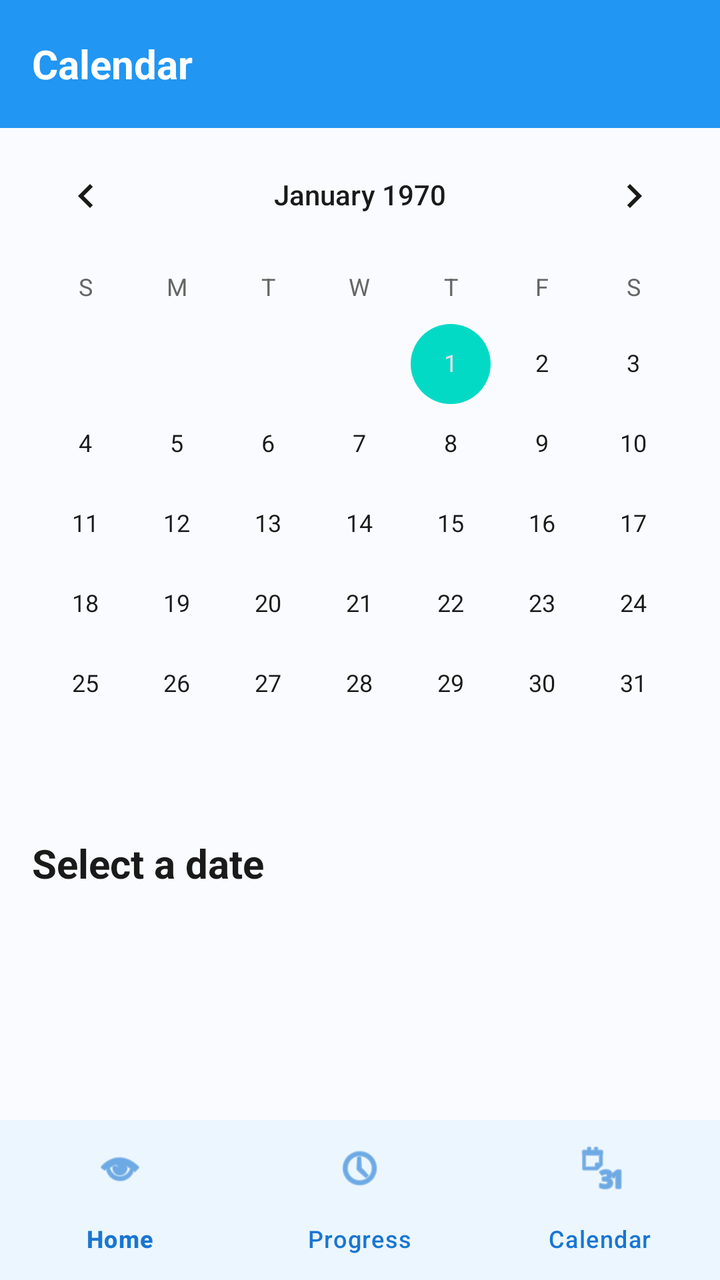
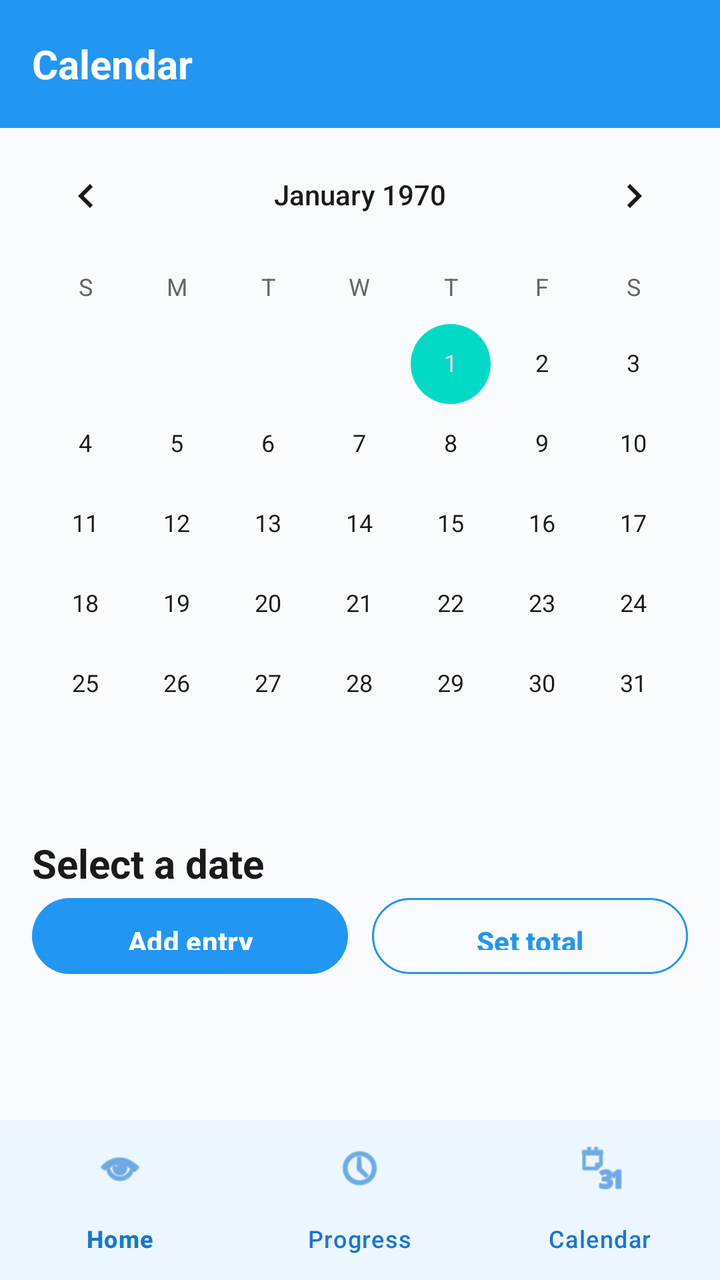

Screens rendered from an Android XML layout before and after an edit, with the pre-edit source and the edit as a unified diff.
<!-- AndroidManifest.xml: activity theme Theme.BrewLog -->
<!-- res/layout/activity_calendar.xml -->
<?xml version="1.0" encoding="utf-8"?>
<androidx.coordinatorlayout.widget.CoordinatorLayout xmlns:android="http://schemas.android.com/apk/res/android"
    xmlns:app="http://schemas.android.com/apk/res-auto"
    android:layout_width="match_parent"
    android:layout_height="match_parent">

    <com.google.android.material.appbar.AppBarLayout
        android:layout_width="match_parent"
        android:layout_height="wrap_content"
        android:background="@color/blue_500">

        <com.google.android.material.appbar.MaterialToolbar
            android:id="@+id/toolbar"
            android:layout_width="match_parent"
            android:layout_height="?attr/actionBarSize"
            android:background="@color/blue_500"
            app:title="Calendar"
            app:titleTextAppearance="@style/TextAppearance.BrewLog.Title"
            app:titleTextColor="@color/white" />

    </com.google.android.material.appbar.AppBarLayout>

    <LinearLayout
        android:layout_width="match_parent"
        android:layout_height="match_parent"
        android:orientation="vertical"
        app:layout_behavior="@string/appbar_scrolling_view_behavior">

        <CalendarView
            android:id="@+id/calendar_view"
            android:layout_width="match_parent"
            android:layout_height="wrap_content" />

        <LinearLayout
            android:layout_width="match_parent"
            android:layout_height="0dp"
            android:layout_weight="1"
            android:orientation="vertical"
            android:padding="16dp">

            <TextView
                android:id="@+id/tv_selected_date"
                android:layout_width="wrap_content"
                android:layout_height="wrap_content"
                android:text="Select a date"
                android:textAppearance="@style/TextAppearance.BrewLog.Title"
                android:textColor="@color/text_primary" />

            <androidx.recyclerview.widget.RecyclerView
                android:id="@+id/rv_day_entries"
                android:layout_width="match_parent"
                android:layout_height="0dp"
                android:layout_weight="1"
                android:nestedScrollingEnabled="true"
                />

            <com.google.android.material.button.MaterialButton
                android:id="@+id/btn_add_entry_for_day"
                android:layout_width="match_parent"
                android:layout_height="wrap_content"
                android:text="Add entry to this day"
                style="@style/Widget.BrewLog.Button" />
        </LinearLayout>
    </LinearLayout>

    <com.google.android.material.bottomnavigation.BottomNavigationView
        android:id="@+id/bottom_nav"
        android:layout_width="match_parent"
        android:layout_height="wrap_content"
        android:layout_gravity="bottom"
        android:background="@color/surface"
        app:menu="@menu/menu_bottom"
        app:itemIconTint="@color/blue_700"
        app:itemTextColor="@color/blue_700" />

</androidx.coordinatorlayout.widget.CoordinatorLayout>
<!-- resources referenced by this layout -->
<resources>
  <color name="blue_500">#2196F3</color>
  <color name="blue_700">#1976D2</color>
  <color name="surface">#FFFFFF</color>
  <color name="text_primary">#1A1A1A</color>
  <color name="white">#FFFFFF</color>
  <style name="TextAppearance.BrewLog.Title" parent="TextAppearance.Material3.TitleLarge">
          <item name="android:textColor">@color/text_primary</item>
          <item name="android:textSize">20sp</item>
          <item name="android:textStyle">bold</item>
      </style>
  <style name="Widget.BrewLog.Button" parent="Widget.Material3.Button">
          <item name="android:textColor">@color/white</item>
          <item name="backgroundTint">@color/blue_500</item>
          <item name="cornerRadius">24dp</item>
          <item name="android:paddingStart">24dp</item>
          <item name="android:paddingEnd">24dp</item>
          <item name="android:paddingTop">12dp</item>
          <item name="android:paddingBottom">12dp</item>
          <item name="android:textSize">14sp</item>
          <item name="android:textStyle">bold</item>
      </style>
  <color name="accent">#03DAC6</color>
  <color name="accent_dark">#018786</color>
  <color name="black">#000000</color>
  <color name="background">#FAFBFF</color>
  <color name="surface_variant">#F5F7FF</color>
  <color name="text_on_surface">#1A1A1A</color>
  <color name="text_secondary">#666666</color>
  <color name="text_hint">#BDBDBD</color>
  <color name="card_background">#FFFFFF</color>
  <style name="Widget.BrewLog.Button.Outlined" parent="Widget.Material3.Button.OutlinedButton">
          <item name="android:textColor">@color/blue_500</item>
          <item name="strokeColor">@color/blue_500</item>
          <item name="cornerRadius">24dp</item>
          <item name="android:paddingStart">24dp</item>
          <item name="android:paddingEnd">24dp</item>
          <item name="android:paddingTop">12dp</item>
          <item name="android:paddingBottom">12dp</item>
          <item name="android:textSize">14sp</item>
          <item name="android:textStyle">bold</item>
      </style>
  <style name="Widget.BrewLog.TextInputLayout.OutlinedBox" parent="Widget.Material3.TextInputLayout.OutlinedBox">
          <item name="boxBackgroundMode">filled</item>
          <item name="boxBackgroundColor">@color/input_background</item>
          <item name="boxCornerRadiusBottomEnd">12dp</item>
          <item name="boxCornerRadiusBottomStart">12dp</item>
          <item name="boxCornerRadiusTopEnd">12dp</item>
          <item name="boxCornerRadiusTopStart">12dp</item>
          <item name="boxStrokeColor">@color/blue_500</item>
          <item name="hintTextColor">@color/blue_500</item>
      </style>
  <color name="input_background">#F8F9FF</color>
</resources>

<!-- the commit's change to res/layout/activity_calendar.xml (unified diff, before → after) -->
@@ -24,7 +24,8 @@
         android:layout_width="match_parent"
         android:layout_height="match_parent"
         android:orientation="vertical"
-        app:layout_behavior="@string/appbar_scrolling_view_behavior">
+        app:layout_behavior="@string/appbar_scrolling_view_behavior"
+        android:paddingBottom="80dp">
 
         <CalendarView
             android:id="@+id/calendar_view"
@@ -54,12 +55,29 @@
                 android:nestedScrollingEnabled="true"
                 />
 
-            <com.google.android.material.button.MaterialButton
-                android:id="@+id/btn_add_entry_for_day"
+            <LinearLayout
                 android:layout_width="match_parent"
                 android:layout_height="wrap_content"
-                android:text="Add entry to this day"
-                style="@style/Widget.BrewLog.Button" />
+                android:orientation="horizontal"
+                android:layout_marginBottom="80dp">
+
+                <com.google.android.material.button.MaterialButton
+                    android:id="@+id/btn_add_entry_for_day"
+                    android:layout_width="0dp"
+                    android:layout_height="wrap_content"
+                    android:layout_weight="1"
+                    android:text="Add entry"
+                    style="@style/Widget.BrewLog.Button" />
+
+                <com.google.android.material.button.MaterialButton
+                    android:id="@+id/btn_set_total_for_day"
+                    android:layout_width="0dp"
+                    android:layout_height="wrap_content"
+                    android:layout_weight="1"
+                    android:layout_marginStart="12dp"
+                    android:text="Set total"
+                    style="@style/Widget.BrewLog.Button.Outlined" />
+            </LinearLayout>
         </LinearLayout>
     </LinearLayout>
 
<!-- resource entries referenced after the edit -->
@@ -21,15 +21,6 @@
           <item name="android:textSize">14sp</item>
           <item name="android:textStyle">bold</item>
       </style>
-  <color name="accent">#03DAC6</color>
-  <color name="accent_dark">#018786</color>
-  <color name="black">#000000</color>
-  <color name="background">#FAFBFF</color>
-  <color name="surface_variant">#F5F7FF</color>
-  <color name="text_on_surface">#1A1A1A</color>
-  <color name="text_secondary">#666666</color>
-  <color name="text_hint">#BDBDBD</color>
-  <color name="card_background">#FFFFFF</color>
   <style name="Widget.BrewLog.Button.Outlined" parent="Widget.Material3.Button.OutlinedButton">
           <item name="android:textColor">@color/blue_500</item>
           <item name="strokeColor">@color/blue_500</item>
@@ -41,6 +32,15 @@
           <item name="android:textSize">14sp</item>
           <item name="android:textStyle">bold</item>
       </style>
+  <color name="accent">#03DAC6</color>
+  <color name="accent_dark">#018786</color>
+  <color name="black">#000000</color>
+  <color name="background">#FAFBFF</color>
+  <color name="surface_variant">#F5F7FF</color>
+  <color name="text_on_surface">#1A1A1A</color>
+  <color name="text_secondary">#666666</color>
+  <color name="text_hint">#BDBDBD</color>
+  <color name="card_background">#FFFFFF</color>
   <style name="Widget.BrewLog.TextInputLayout.OutlinedBox" parent="Widget.Material3.TextInputLayout.OutlinedBox">
           <item name="boxBackgroundMode">filled</item>
           <item name="boxBackgroundColor">@color/input_background</item>
